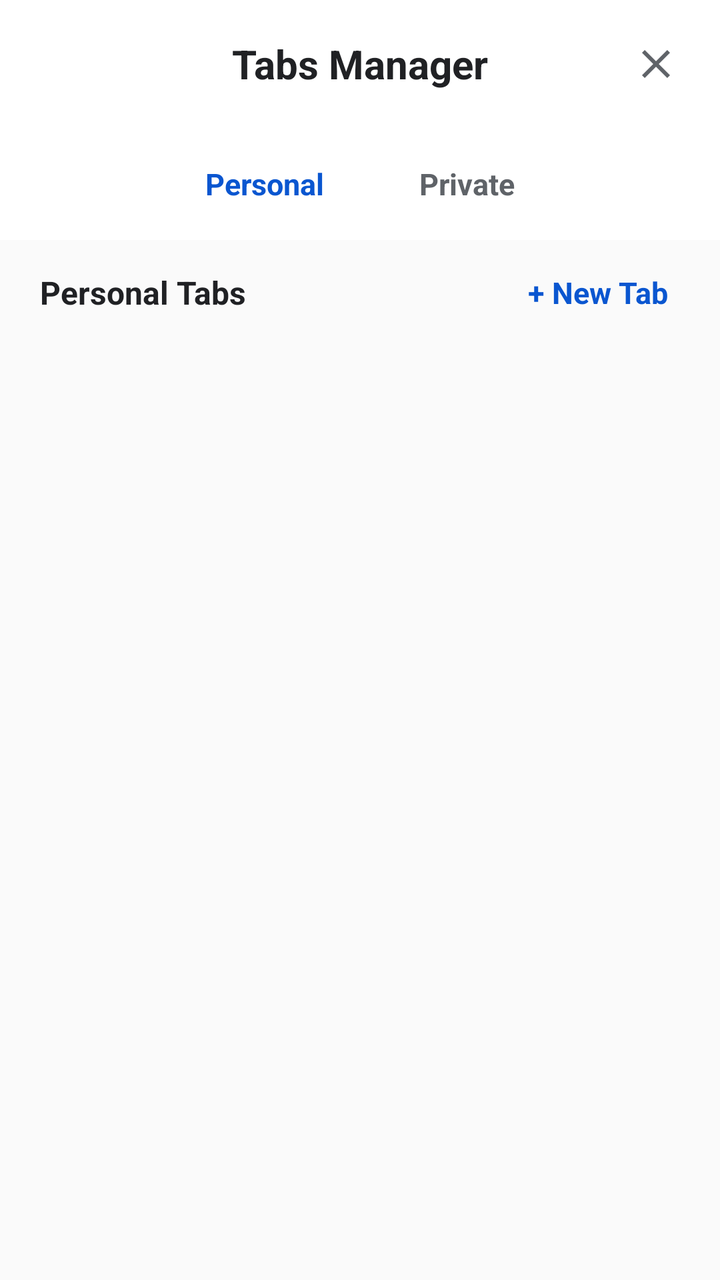
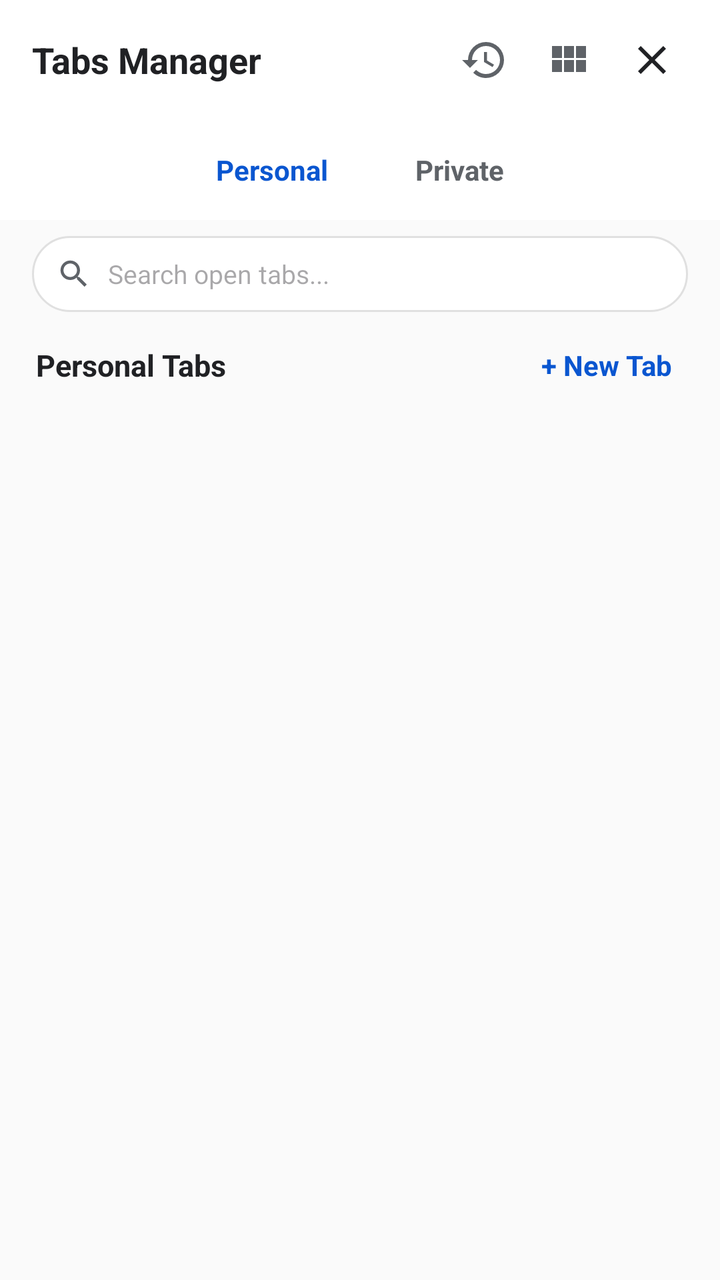

The first picture is an Android layout as it rendered before a commit; the second is the same layout after the commit. The layout source and the unified diff follow.
<!-- AndroidManifest.xml: application theme Theme.Haze -->
<!-- res/layout/layout_full_screen_tabs.xml -->
<?xml version="1.0" encoding="utf-8"?>
<LinearLayout xmlns:android="http://schemas.android.com/apk/res/android"
    android:layout_width="match_parent"
    android:layout_height="match_parent"
    android:orientation="vertical"
    android:background="#FAFAFA">

    
    <RelativeLayout
        android:layout_width="match_parent"
        android:layout_height="wrap_content"
        android:padding="16dp"
        android:background="#FFFFFF">

        <TextView
            android:layout_width="wrap_content"
            android:layout_height="wrap_content"
            android:text="Tabs Manager"
            android:textSize="20sp"
            android:textStyle="bold"
            android:textColor="#202124"
            android:layout_centerInParent="true"/>

        <ImageButton
            android:id="@+id/btnCloseTabs"
            android:layout_width="32dp"
            android:layout_height="32dp"
            android:layout_alignParentEnd="true"
            android:background="?attr/selectableItemBackgroundBorderless"
            android:src="@drawable/ic_close"
            android:contentDescription="Close" />
    </RelativeLayout>

    
    <LinearLayout
        android:layout_width="match_parent"
        android:layout_height="wrap_content"
        android:gravity="center"
        android:paddingTop="8dp"
        android:paddingBottom="8dp"
        android:background="#FFFFFF">

        <LinearLayout
            android:layout_width="wrap_content"
            android:layout_height="40dp"
            android:orientation="horizontal"
            android:gravity="center">

            <TextView
                android:id="@+id/btnTogglePersonal"
                android:layout_width="wrap_content"
                android:layout_height="match_parent"
                android:gravity="center"
                android:paddingStart="24dp"
                android:paddingEnd="24dp"
                android:text="Personal"
                android:textColor="#0A56D0"
                android:textSize="15sp"
                android:textStyle="bold"
                android:clickable="true"
                android:focusable="true"/>

            <TextView
                android:id="@+id/btnTogglePrivate"
                android:layout_width="wrap_content"
                android:layout_height="match_parent"
                android:gravity="center"
                android:paddingStart="24dp"
                android:paddingEnd="24dp"
                android:text="Private"
                android:textColor="#5F6368"
                android:textSize="15sp"
                android:textStyle="bold"
                android:clickable="true"
                android:focusable="true"/>
        </LinearLayout>
    </LinearLayout>

    
    <RelativeLayout
        android:layout_width="match_parent"
        android:layout_height="wrap_content"
        android:paddingStart="20dp"
        android:paddingEnd="20dp"
        android:paddingTop="12dp"
        android:paddingBottom="8dp">

        <TextView
            android:id="@+id/tvCurrentModeLabel"
            android:layout_width="wrap_content"
            android:layout_height="wrap_content"
            android:text="Personal Tabs"
            android:textSize="16sp"
            android:textStyle="bold"
            android:textColor="#202124"
            android:layout_centerVertical="true"/>

        <TextView
            android:id="@+id/btnNewTabAction"
            android:layout_width="wrap_content"
            android:layout_height="wrap_content"
            android:layout_alignParentEnd="true"
            android:layout_centerVertical="true"
            android:text="+ New Tab"
            android:textColor="#0A56D0"
            android:textSize="15sp"
            android:textStyle="bold"
            android:padding="6dp"
            android:background="?attr/selectableItemBackground"/>
    </RelativeLayout>

    
    <androidx.recyclerview.widget.RecyclerView
        android:id="@+id/rvActiveTabs"
        android:layout_width="match_parent"
        android:layout_height="match_parent"
        android:paddingStart="16dp"
        android:paddingEnd="16dp"
        android:clipToPadding="false"/>
</LinearLayout>
<!-- resources referenced by this layout -->
<resources>
  <!-- drawable ic_close (drawable) -->
  <vector xmlns:android="http://schemas.android.com/apk/res/android"
      android:width="24dp"
      android:height="24dp"
      android:viewportWidth="24"
      android:viewportHeight="24">
      <path
          android:fillColor="#5F6368"
          android:pathData="M19,6.41L17.59,5 12,10.59 6.41,5 5,6.41 10.59,12 5,17.59 6.41,19 12,13.41 17.59,19 19,17.59 13.41,12 19,6.41z"/>
  </vector>
  <style name="Theme.Haze" parent="Base.Theme.Haze" />
  <style name="Base.Theme.Haze" parent="Theme.Material3.DayNight.NoActionBar">
          
          
      </style>
</resources>

<!-- the commit's change to res/layout/layout_full_screen_tabs.xml (unified diff, before → after) -->
@@ -1,5 +1,6 @@
 <?xml version="1.0" encoding="utf-8"?>
 <LinearLayout xmlns:android="http://schemas.android.com/apk/res/android"
+    xmlns:app="http://schemas.android.com/apk/res-auto"
     android:layout_width="match_parent"
     android:layout_height="match_parent"
     android:orientation="vertical"
@@ -9,26 +10,62 @@
     <RelativeLayout
         android:layout_width="match_parent"
         android:layout_height="wrap_content"
-        android:padding="16dp"
+        android:paddingStart="16dp"
+        android:paddingEnd="16dp"
+        android:paddingTop="12dp"
+        android:paddingBottom="12dp"
         android:background="#FFFFFF">
 
         <TextView
+            android:id="@+id/tvTabsManagerHeader"
             android:layout_width="wrap_content"
             android:layout_height="wrap_content"
             android:text="Tabs Manager"
-            android:textSize="20sp"
+            android:textSize="18sp"
             android:textStyle="bold"
             android:textColor="#202124"
-            android:layout_centerInParent="true"/>
-
-        <ImageButton
-            android:id="@+id/btnCloseTabs"
-            android:layout_width="32dp"
-            android:layout_height="32dp"
+            android:layout_alignParentStart="true"
+            android:layout_centerVertical="true"/>
+
+        <LinearLayout
+            android:layout_width="wrap_content"
+            android:layout_height="wrap_content"
+            android:orientation="horizontal"
+            android:gravity="center_vertical"
             android:layout_alignParentEnd="true"
-            android:background="?attr/selectableItemBackgroundBorderless"
-            android:src="@drawable/ic_close"
-            android:contentDescription="Close" />
+            android:layout_centerVertical="true">
+
+            
+            <ImageButton
+                android:id="@+id/btnRecentlyClosedTabs"
+                android:layout_width="36dp"
+                android:layout_height="36dp"
+                android:background="?attr/selectableItemBackgroundBorderless"
+                android:src="@drawable/ic_restore"
+                android:layout_marginEnd="6dp"
+                app:tint="#5F6368"
+                android:contentDescription="Recently Closed Tabs" />
+
+            
+            <ImageButton
+                android:id="@+id/btnToggleViewMode"
+                android:layout_width="36dp"
+                android:layout_height="36dp"
+                android:background="?attr/selectableItemBackgroundBorderless"
+                android:src="@drawable/ic_grid"
+                android:layout_marginEnd="6dp"
+                app:tint="#5F6368"
+                android:contentDescription="Toggle Grid / List View" />
+
+            <ImageButton
+                android:id="@+id/btnCloseTabs"
+                android:layout_width="36dp"
+                android:layout_height="36dp"
+                android:background="?attr/selectableItemBackgroundBorderless"
+                android:src="@drawable/ic_close"
+                app:tint="#202124"
+                android:contentDescription="Close" />
+        </LinearLayout>
     </RelativeLayout>
 
     
@@ -36,13 +73,13 @@
         android:layout_width="match_parent"
         android:layout_height="wrap_content"
         android:gravity="center"
-        android:paddingTop="8dp"
-        android:paddingBottom="8dp"
+        android:paddingTop="6dp"
+        android:paddingBottom="6dp"
         android:background="#FFFFFF">
 
         <LinearLayout
             android:layout_width="wrap_content"
-            android:layout_height="40dp"
+            android:layout_height="38dp"
             android:orientation="horizontal"
             android:gravity="center">
 
@@ -51,11 +88,11 @@
                 android:layout_width="wrap_content"
                 android:layout_height="match_parent"
                 android:gravity="center"
-                android:paddingStart="24dp"
-                android:paddingEnd="24dp"
+                android:paddingStart="22dp"
+                android:paddingEnd="22dp"
                 android:text="Personal"
                 android:textColor="#0A56D0"
-                android:textSize="15sp"
+                android:textSize="14sp"
                 android:textStyle="bold"
                 android:clickable="true"
                 android:focusable="true"/>
@@ -65,11 +102,11 @@
                 android:layout_width="wrap_content"
                 android:layout_height="match_parent"
                 android:gravity="center"
-                android:paddingStart="24dp"
-                android:paddingEnd="24dp"
+                android:paddingStart="22dp"
+                android:paddingEnd="22dp"
                 android:text="Private"
                 android:textColor="#5F6368"
-                android:textSize="15sp"
+                android:textSize="14sp"
                 android:textStyle="bold"
                 android:clickable="true"
                 android:focusable="true"/>
@@ -77,20 +114,69 @@
     </LinearLayout>
 
     
+    <LinearLayout
+        android:layout_width="match_parent"
+        android:layout_height="wrap_content"
+        android:paddingStart="16dp"
+        android:paddingEnd="16dp"
+        android:paddingTop="8dp"
+        android:paddingBottom="4dp">
+
+        <LinearLayout
+            android:layout_width="match_parent"
+            android:layout_height="38dp"
+            android:background="@drawable/bg_address_bar"
+            android:gravity="center_vertical"
+            android:paddingStart="12dp"
+            android:paddingEnd="12dp">
+
+            <ImageView
+                android:layout_width="18dp"
+                android:layout_height="18dp"
+                android:src="@drawable/ic_search"
+                app:tint="#5F6368"
+                android:contentDescription="Search" />
+
+            <EditText
+                android:id="@+id/etTabSearch"
+                android:layout_width="0dp"
+                android:layout_height="match_parent"
+                android:layout_weight="1"
+                android:layout_marginStart="8dp"
+                android:background="@null"
+                android:hint="Search open tabs..."
+                android:textSize="13sp"
+                android:textColor="#202124"
+                android:singleLine="true"
+                android:imeOptions="actionDone"/>
+
+            <ImageButton
+                android:id="@+id/btnClearTabSearch"
+                android:layout_width="24dp"
+                android:layout_height="24dp"
+                android:background="?attr/selectableItemBackgroundBorderless"
+                android:src="@drawable/ic_close"
+                app:tint="#5F6368"
+                android:visibility="gone"
+                android:contentDescription="Clear Search" />
+        </LinearLayout>
+    </LinearLayout>
+
+    
     <RelativeLayout
         android:layout_width="match_parent"
         android:layout_height="wrap_content"
-        android:paddingStart="20dp"
-        android:paddingEnd="20dp"
-        android:paddingTop="12dp"
-        android:paddingBottom="8dp">
+        android:paddingStart="18dp"
+        android:paddingEnd="18dp"
+        android:paddingTop="8dp"
+        android:paddingBottom="6dp">
 
         <TextView
             android:id="@+id/tvCurrentModeLabel"
             android:layout_width="wrap_content"
             android:layout_height="wrap_content"
             android:text="Personal Tabs"
-            android:textSize="16sp"
+            android:textSize="15sp"
             android:textStyle="bold"
             android:textColor="#202124"
             android:layout_centerVertical="true"/>
@@ -103,7 +189,7 @@
             android:layout_centerVertical="true"
             android:text="+ New Tab"
             android:textColor="#0A56D0"
-            android:textSize="15sp"
+            android:textSize="14sp"
             android:textStyle="bold"
             android:padding="6dp"
             android:background="?attr/selectableItemBackground"/>
@@ -114,7 +200,8 @@
         android:id="@+id/rvActiveTabs"
         android:layout_width="match_parent"
         android:layout_height="match_parent"
-        android:paddingStart="16dp"
-        android:paddingEnd="16dp"
+        android:paddingStart="12dp"
+        android:paddingEnd="12dp"
+        android:paddingBottom="16dp"
         android:clipToPadding="false"/>
 </LinearLayout>
<!-- resource entries referenced after the edit -->
@@ -1,5 +1,12 @@
 <!-- resources referenced by this layout -->
 <resources>
+  <!-- drawable bg_address_bar (drawable) -->
+  <?xml version="1.0" encoding="utf-8"?>
+  <shape xmlns:android="http://schemas.android.com/apk/res/android" android:shape="rectangle">
+      <solid android:color="#FFFFFF" />
+      <corners android:radius="28dp" />
+      <stroke android:width="1dp" android:color="#E0E0E0" />
+  </shape>
   <!-- drawable ic_close (drawable) -->
   <vector xmlns:android="http://schemas.android.com/apk/res/android"
       android:width="24dp"
@@ -10,6 +17,36 @@
           android:fillColor="#5F6368"
           android:pathData="M19,6.41L17.59,5 12,10.59 6.41,5 5,6.41 10.59,12 5,17.59 6.41,19 12,13.41 17.59,19 19,17.59 13.41,12 19,6.41z"/>
   </vector>
+  <!-- drawable ic_grid (drawable) -->
+  <vector xmlns:android="http://schemas.android.com/apk/res/android"
+      android:width="24dp"
+      android:height="24dp"
+      android:viewportWidth="24"
+      android:viewportHeight="24">
+    <path
+        android:fillColor="#FF000000"
+        android:pathData="M4,11H9V5H4V11M4,18H9V12H4V18M10,18H15V12H10V18M16,18H21V12H16V18M10,11H15V5H10V11M16,5V11H21V5H16Z"/>
+  </vector>
+  <!-- drawable ic_restore (drawable) -->
+  <vector xmlns:android="http://schemas.android.com/apk/res/android"
+      android:width="24dp"
+      android:height="24dp"
+      android:viewportWidth="24"
+      android:viewportHeight="24">
+    <path
+        android:fillColor="#FF000000"
+        android:pathData="M13,3A9,9 0 0,0 4,12H1L4.89,15.89L4.96,16.03L9,12H6A7,7 0 0,1 13,5A7,7 0 0,1 20,12A7,7 0 0,1 13,19C11.07,19 9.32,18.21 8.06,16.94L6.64,18.36C8.27,20 10.5,21 13,21A9,9 0 0,0 22,12A9,9 0 0,0 13,3M12,8V13L16.28,15.54L17,14.33L13.5,12.25V8H12Z"/>
+  </vector>
+  <!-- drawable ic_search (drawable) -->
+  <vector xmlns:android="http://schemas.android.com/apk/res/android"
+      android:width="24dp"
+      android:height="24dp"
+      android:viewportWidth="24"
+      android:viewportHeight="24">
+    <path
+        android:fillColor="#5F6368"
+        android:pathData="M15.5,14h-0.79l-0.28,-0.27C15.41,12.59 16,11.11 16,9.5 16,5.91 13.09,3 9.5,3S3,5.91 3,9.5 5.91,16 9.5,16c1.61,0 3.09,-0.59 4.23,-1.57l0.27,0.28v0.79l5,4.99L20.49,19l-4.99,-5zM9.5,14C7.01,14 5,11.99 5,9.5S7.01,5 9.5,5 14,7.01 14,9.5 11.99,14 9.5,14z"/>
+  </vector>
   <style name="Theme.Haze" parent="Base.Theme.Haze" />
   <style name="Base.Theme.Haze" parent="Theme.Material3.DayNight.NoActionBar">
           
